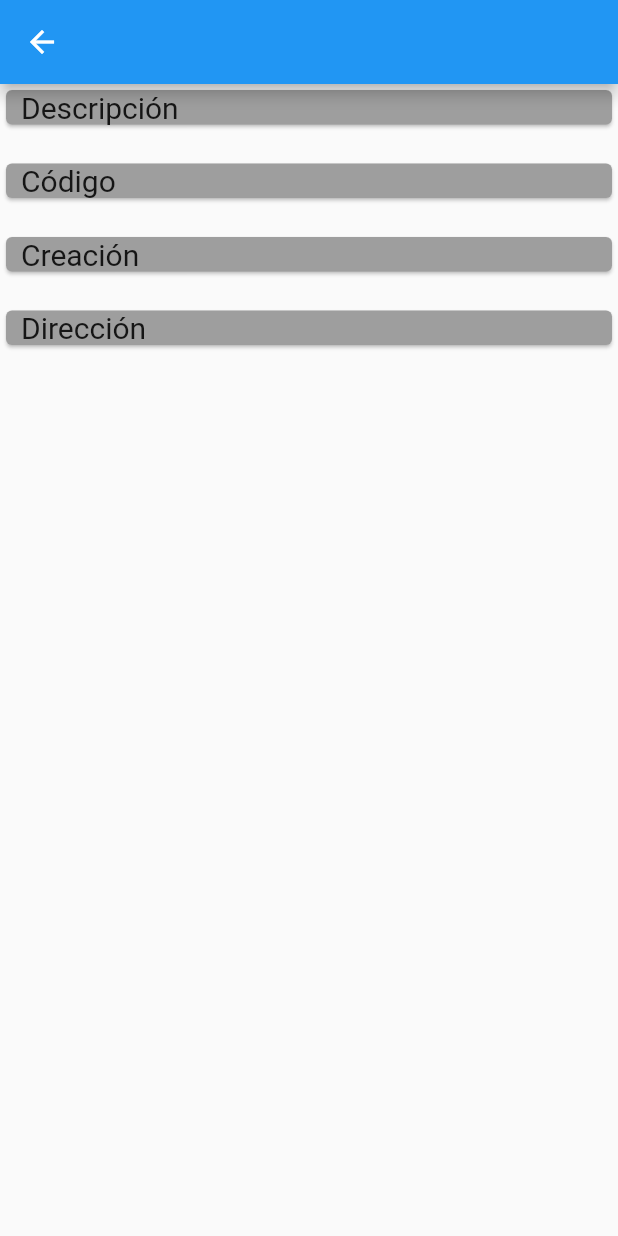
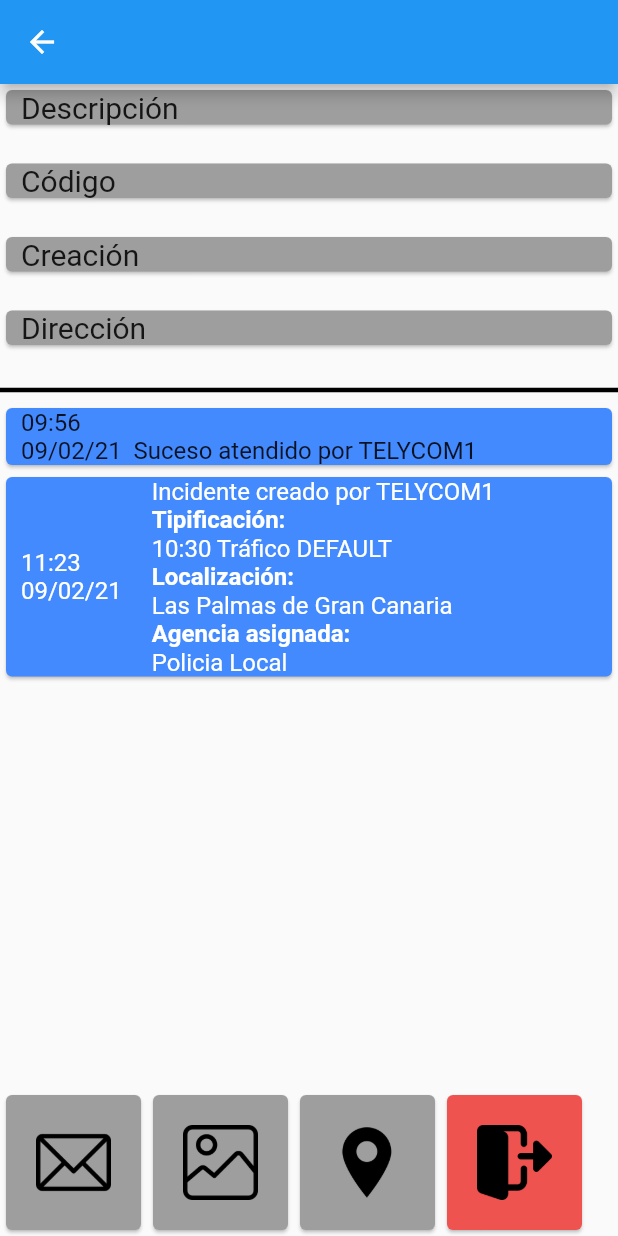
Before and after one commit to LuisPlasencia/proyecto-flutter, a Flutter app: the DetalleInicidencias screen opened directly with empty values, on a phone screen of 412 x 824 dp. Run offline on Flutter 3.47's test engine with Material 2 defaults, Android fonts, the phone set to English and light mode, and no system bars; our stand-ins replace flutter_map, latlong; missing offline and left inert: flutter_map_arcgis.

Commit message:
Añdiendo mas cositas en el detalle + botones :D

```diff
--- a/telycom_app/lib/DetalleIncidencias.dart
+++ b/telycom_app/lib/DetalleIncidencias.dart
@@ -53,7 +53,6 @@ class DetalleInicidencias extends StatelessWidget {
               textAlign: TextAlign.right,
             ),
           ),
-
           Container(
             width: double.infinity,
             child: Card(
@@ -76,7 +75,6 @@ class DetalleInicidencias extends StatelessWidget {
               textAlign: TextAlign.right,
             ),
           ),
-
           Container(
             width: double.infinity,
             child: Card(
@@ -99,7 +97,6 @@ class DetalleInicidencias extends StatelessWidget {
               textAlign: TextAlign.right,
             ),
           ),
-
           Container(
             width: double.infinity,
             child: Card(
@@ -122,9 +119,141 @@ class DetalleInicidencias extends StatelessWidget {
               textAlign: TextAlign.right,
             ),
           ),
+          Divider(
+            thickness: 3,
+            color: Colors.black,
+          ),
+          Container(
+            width: double.infinity,
+            child: Card(
+              color: Colors.blueAccent,
+              child: Padding(
+                padding: EdgeInsets.only(left: 10.0),
+                child: Text(
+                  "09:56\n09/02/21 " + " Suceso atendido por TELYCOM1",
+                  style: TextStyle(fontSize: 16),
+                  textAlign: TextAlign.left,
+                ),
+              ),
+            ),
+          ),
+          Container(
+            width: double.infinity,
+            child: Card(
+              color: Colors.blueAccent,
+              child: Padding(
+                padding: EdgeInsets.only(left: 10.0),
+                child: Row(
+                  children: [
+                    RichText(
+                      text: TextSpan(
+                        children: <TextSpan>[
+                          TextSpan(
+                            text: "11:23\n09/02/21",
+                            style: TextStyle(fontSize: 16),
+                          ),
+                        ],
+                      ),
+                    ),
+
+                    SizedBox(width: 20),
+
+                    RichText(
+                      text: TextSpan(
+                        children: <TextSpan>[
+                          TextSpan(
+                            text: "Incidente creado por TELYCOM1",
+                            style: TextStyle(fontSize: 16),
+                          ),
+
+                          TextSpan(
+                            text: "\nTipificación:",
+                            style: TextStyle(fontSize: 16, fontWeight: FontWeight.bold ),
+                          ),
+                          TextSpan(
+                            text: "\n10:30 Tráfico DEFAULT",
+                            style: TextStyle(fontSize: 16),
+                          ),
+
+                          TextSpan(
+                            text: "\nLocalización:",
+                            style: TextStyle(fontSize: 16, fontWeight: FontWeight.bold ),
+                          ),
+                          TextSpan(
+                            text: "\nLas Palmas de Gran Canaria",
+                            style: TextStyle(fontSize: 16),
+                          ),
+
+                          TextSpan(
+                            text: "\nAgencia asignada:",
+                            style: TextStyle(fontSize: 16, fontWeight: FontWeight.bold ),
+                          ),
+                          TextSpan(
+                            text: "\nPolicia Local",
+                            style: TextStyle(fontSize: 16),
+                          ),
 
                         ],
+                      ),
+                    ),
+                  ],
+                ),
+
+                // Text(
+                //   "11:23\n09/02/21 "+" Incidente creado por TELYCOM1",
+                //   style: TextStyle(fontSize: 16),
+                //   textAlign: TextAlign.left,
+                // ),
+              ),
+            ),
+          ),
+          Spacer(),
+          Row(
+            children: [
+              Card(
+                color: Colors.grey,
+                child: Container(
+                    padding: EdgeInsets.all(20.0),
+                    child: Image(
+                      image: AssetImage('images/email.png'),
+                      width: 50,
+                      height: 50,
+                    )),
+              ),
+              Card(
+                color: Colors.grey,
+                child: Container(
+                    padding: EdgeInsets.all(20.0),
+                    child: Image(
+                      image: AssetImage('images/image.png'),
+                      width: 50,
+                      height: 50,
+                    )),
+              ),
+              Card(
+                color: Colors.grey,
+                child: Container(
+                    padding: EdgeInsets.all(20.0),
+                    child: Image(
+                      image: AssetImage('images/placeholder.png'),
+                      width: 50,
+                      height: 50,
+                    )),
+              ),
+              Card(
+                color: Colors.red[400],
+                child: Container(
+                    padding: EdgeInsets.all(20.0),
+                    child: Image(
+                      image: AssetImage('images/log-out.png'),
+                      width: 50,
+                      height: 50,
+                    )),
+              ),
+            ],
           )
+        ],
+      ),
     );
   }
 }
```
Also changed, not shown: telycom_app/images/email.png (added), telycom_app/images/image.png (added), telycom_app/images/log-out.png (added), telycom_app/images/placeholder.png (added). Lines whose indentation alone changed are shown as unchanged.
